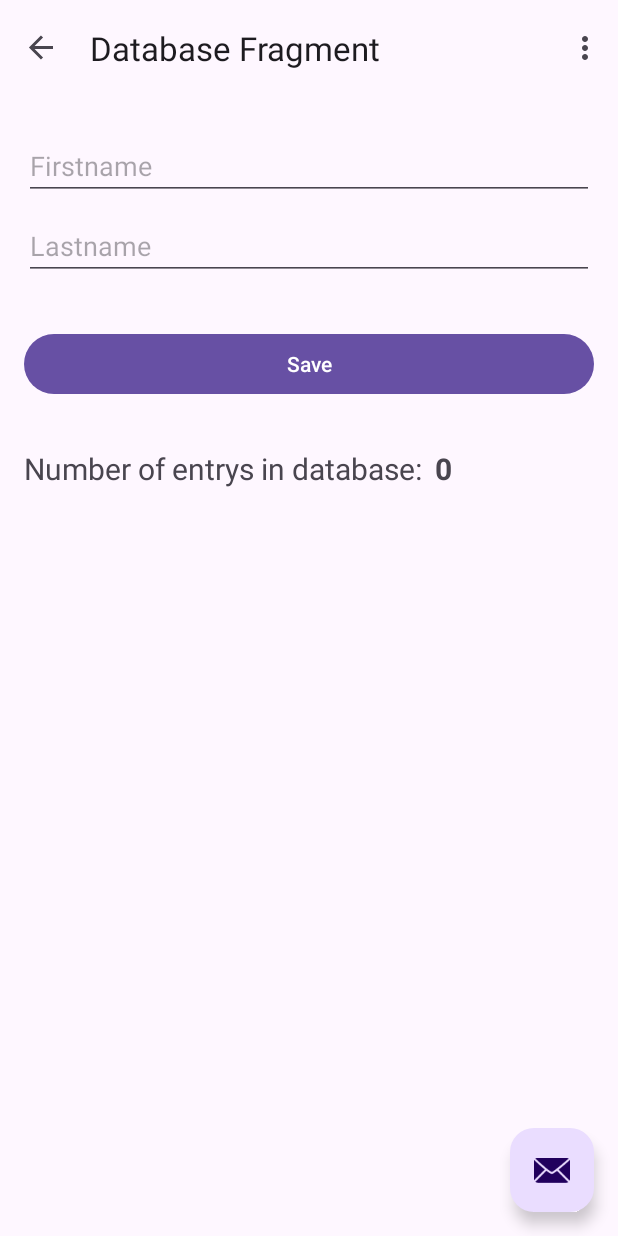
After one commit to RikiiB/mae, an Android app: the DatabaseFragment screen opened through its navigation route, on a phone screen of 412 x 824 dp. The commit adds this screen. Run offline under Robolectric (Android 15) with nearby library versions, the phone set to English and light mode, and no system bars; our stand-ins replace navigation-ui.

Commit message:
CursorAdapter and OpenHelper

```diff
--- /dev/null
+++ b/app/src/main/java/hsw/riki/mae/DatabaseFragment.java
@@ -0,0 +1,63 @@
+package hsw.riki.mae;
+
+import android.os.Bundle;
+import android.view.LayoutInflater;
+import android.view.View;
+import android.view.ViewGroup;
+import androidx.annotation.NonNull;
+import androidx.annotation.Nullable;
+import androidx.fragment.app.Fragment;
+import hsw.riki.mae.adapter.ContactCursorAdapter;
+import hsw.riki.mae.databinding.FragmentDatabaseBinding;
+import hsw.riki.mae.util.helper.ContactOpenHelper;
+
+public class DatabaseFragment extends Fragment {
+  private FragmentDatabaseBinding binding;
+  private ContactOpenHelper helper;
+  private ContactCursorAdapter adapter;
+
+  @Nullable
+  @Override
+  public View onCreateView(
+      @NonNull LayoutInflater inflater,
+      @Nullable ViewGroup container,
+      @Nullable Bundle savedInstanceState) {
+    binding = FragmentDatabaseBinding.inflate(inflater, container, false);
+    return binding.getRoot();
+  }
+
+  @Override
+  public void onCreate(@Nullable Bundle savedInstanceState) {
+    super.onCreate(savedInstanceState);
+    adapter = new ContactCursorAdapter(requireContext());
+  }
+
+  @Override
+  public void onViewCreated(@NonNull View view, @Nullable Bundle savedInstanceState) {
+    super.onViewCreated(view, savedInstanceState);
+
+    helper = new ContactOpenHelper(requireContext());
+
+    binding.saveDbEntryButton.setOnClickListener(
+        v -> {
+          String firstname = binding.firstnameInput.getText().toString();
+          String lastname = binding.lastnameInput.getText().toString();
+          insert(firstname, lastname);
+        });
+    load();
+  }
+
+  private void load() {
+    int sum = helper.count();
+    //    int sum = values.values().stream().mapToInt(v -> v).sum();
+
+    binding.numberOfEntrysVar.setText(Integer.toString(sum));
+  }
+
+  private void insert(String firstname, String lastname) {
+    helper.insert(firstname, lastname);
+    load();
+  }
+
+  private void showNamesFromDb() {}
+}
--- a/app/src/main/java/hsw/riki/mae/FirstFragment.java
+++ b/app/src/main/java/hsw/riki/mae/FirstFragment.java
@@ -120,6 +120,18 @@ public class FirstFragment extends Fragment {
               .navigate(FirstFragmentDirections.actionFirstFragmentToDatenspeicherFragment());
         });
 
+    binding.databaseButton.setOnClickListener(
+        v -> {
+          NavHostFragment.findNavController(FirstFragment.this)
+              .navigate(FirstFragmentDirections.actionFirstFragmentToDatabaseFragment());
+        });
+
+    binding.databaseListButton.setOnClickListener(
+        v -> {
+          NavHostFragment.findNavController(FirstFragment.this)
+              .navigate(FirstFragmentDirections.actionFirstFragmentToDatabaseListFragment());
+        });
+
     if (requireActivity().getIntent().getExtras() != null
         && requireActivity().getIntent().getExtras().containsKey("hsw.riki.mae.msg")) {
       Toast.makeText(
--- /dev/null
+++ b/app/src/main/java/hsw/riki/mae/adapter/ContactCursorAdapter.java
@@ -0,0 +1,27 @@
+package hsw.riki.mae.adapter;
+
+import android.content.Context;
+import android.database.Cursor;
+import android.view.LayoutInflater;
+import android.view.View;
+import android.view.ViewGroup;
+import android.widget.CursorAdapter;
+import hsw.riki.mae.databinding.FragmentDatabaseListItemBinding;
+
+public class ContactCursorAdapter extends CursorAdapter {
+  public ContactCursorAdapter(Context context) {
+    super(context, null, 0);
+  }
+
+  @Override
+  public View newView(Context context, Cursor cursor, ViewGroup parent) {
+    return FragmentDatabaseListItemBinding.inflate(LayoutInflater.from(context)).getRoot();
+  }
+
+  @Override
+  public void bindView(View view, Context context, Cursor cursor) {
+    FragmentDatabaseListItemBinding binding = FragmentDatabaseListItemBinding.bind(view);
+    binding.firstname.setText(cursor.getString(1));
+    binding.lastname.setText(cursor.getString(2));
+  }
+}
--- /dev/null
+++ b/app/src/main/java/hsw/riki/mae/util/helper/ContactOpenHelper.java
@@ -0,0 +1,73 @@
+package hsw.riki.mae.util.helper;
+
+import android.content.ContentValues;
+import android.content.Context;
+import android.database.Cursor;
+import android.database.sqlite.SQLiteDatabase;
+import android.database.sqlite.SQLiteOpenHelper;
+import android.util.Log;
+import java.util.HashMap;
+import java.util.Map;
+
+public class ContactOpenHelper extends SQLiteOpenHelper {
+  public ContactOpenHelper(Context context) {
+    super(context, "ContactDB", null, 1);
+  }
+
+  @Override
+  public void onCreate(SQLiteDatabase db) {
+    db.execSQL(
+        "CREATE TABLE contacts (_id INTEGER PRIMARY KEY, firstname CHAR(255), lastname CHAR(255))");
+  }
+
+  @Override
+  public void onUpgrade(SQLiteDatabase db, int oldVersion, int newVersion) {
+    Log.d(getClass().getSimpleName(), "Upgrades werden nicht unterstützt.");
+  }
+
+  public void insert(String firstname, String lastname) {
+    ContentValues values = new ContentValues();
+    values.put("firstname", String.valueOf(firstname));
+    values.put("lastname", String.valueOf(lastname));
+    getWritableDatabase().insert("contacts", null, values);
+  }
+
+  public int count() {
+    Cursor cursor =
+        getReadableDatabase()
+            .query("contacts", new String[] {"COUNT(_id)"}, null, null, null, null, null);
+
+    /*Map<String, Integer> result = new HashMap<>();
+    while (cursor.moveToNext()) {
+      result.put(cursor.getString(1), cursor.getInt(0));
+    }*/
+    cursor.moveToNext();
+    int sum = cursor.getInt(0);
+    cursor.close();
+    return sum;
+  }
+
+  public Map<String, Integer> select() {
+    Cursor cursor =
+        getReadableDatabase()
+            .query(
+                "contacts",
+                new String[] {"COUNT(_id), firstname, lastname"},
+                null,
+                null,
+                null,
+                null,
+                null);
+
+    Map<String, Integer> result = new HashMap<>();
+    while (cursor.moveToNext()) {
+      result.put(cursor.getString(1), cursor.getInt(0));
+    }
+    cursor.close();
+    return result;
+  }
+
+  public Cursor selectCursor() {
+    return getReadableDatabase().query("contacts", null, null, null, null, null, null);
+  }
+}
--- a/app/src/main/java/hsw/riki/mae/oberserver/ViewsLifecycleObserver.java
+++ b/app/src/main/java/hsw/riki/mae/util/oberserver/ViewsLifecycleObserver.java
@@ -1,4 +1,4 @@
-package hsw.riki.mae.oberserver;
+package hsw.riki.mae.util.oberserver;
 
 import androidx.annotation.NonNull;
 import androidx.lifecycle.DefaultLifecycleObserver;
--- /dev/null
+++ b/app/src/main/res/layout/fragment_database.xml
@@ -0,0 +1,83 @@
+<?xml version="1.0" encoding="utf-8"?>
+<androidx.constraintlayout.widget.ConstraintLayout xmlns:android="http://schemas.android.com/apk/res/android"
+        xmlns:app="http://schemas.android.com/apk/res-auto"
+        xmlns:tools="http://schemas.android.com/tools"
+        android:layout_width="match_parent"
+        android:layout_height="match_parent"
+        tools:context=".DatabaseFragment">
+
+    <View
+            android:layout_width="wrap_content"
+            android:layout_height="wrap_content"
+            android:id="@+id/namesView"
+            app:layout_constraintTop_toBottomOf="@+id/numberOfEntrysText"
+            android:layout_marginTop="16dp"
+            app:layout_constraintStart_toStartOf="parent"
+            app:layout_constraintEnd_toEndOf="parent"
+            android:layout_marginStart="16dp"
+            android:layout_marginEnd="16dp" />
+
+    <TextView
+            android:layout_width="wrap_content"
+            android:layout_height="wrap_content"
+            android:id="@+id/numberOfEntrysVar"
+            app:layout_constraintTop_toBottomOf="@+id/saveDbEntryButton"
+            android:layout_marginTop="32dp"
+            app:layout_constraintStart_toEndOf="@+id/numberOfEntrysText"
+            android:layout_marginStart="8dp"
+            android:textSize="20sp"
+            android:textStyle="bold" />
+
+    <TextView
+            android:text="Number of entrys in database:"
+            android:layout_width="wrap_content"
+            android:layout_height="wrap_content"
+            android:id="@+id/numberOfEntrysText"
+            app:layout_constraintTop_toBottomOf="@+id/saveDbEntryButton"
+            android:layout_marginTop="32dp"
+            app:layout_constraintStart_toStartOf="parent"
+            android:layout_marginStart="16dp"
+            android:textSize="20sp" />
+
+    <Button
+            android:text="Save"
+            android:layout_width="match_parent"
+            android:layout_height="wrap_content"
+            android:id="@+id/saveDbEntryButton"
+            app:layout_constraintStart_toStartOf="parent"
+            android:layout_marginStart="16dp"
+            app:layout_constraintEnd_toEndOf="parent"
+            android:layout_marginEnd="16dp"
+            app:layout_constraintTop_toBottomOf="@+id/lastnameInput"
+            android:layout_marginTop="32dp" />
+
+    <EditText
+            android:layout_width="match_parent"
+            android:layout_height="wrap_content"
+            android:inputType="text"
+            android:ems="10"
+            android:id="@+id/firstnameInput"
+            app:layout_constraintTop_toTopOf="parent"
+            android:layout_marginTop="24dp"
+            app:layout_constraintStart_toStartOf="parent"
+            app:layout_constraintHorizontal_bias="0.5"
+            app:layout_constraintEnd_toEndOf="parent"
+            android:layout_marginStart="16dp"
+            android:layout_marginEnd="16dp"
+            android:hint="Firstname" />
+
+    <EditText
+            android:layout_width="match_parent"
+            android:layout_height="wrap_content"
+            android:inputType="text"
+            android:ems="10"
+            android:id="@+id/lastnameInput"
+            app:layout_constraintTop_toBottomOf="@+id/firstnameInput"
+            android:layout_marginTop="8dp"
+            app:layout_constraintStart_toStartOf="parent"
+            app:layout_constraintHorizontal_bias="0.5"
+            app:layout_constraintEnd_toEndOf="parent"
+            android:layout_marginStart="16dp"
+            android:layout_marginEnd="16dp"
+            android:hint="Lastname" />
+</androidx.constraintlayout.widget.ConstraintLayout>
--- a/app/src/main/res/navigation/nav_graph.xml
+++ b/app/src/main/res/navigation/nav_graph.xml
@@ -32,6 +32,12 @@
         <action
                 android:id="@+id/action_FirstFragment_to_datenspeicherFragment"
                 app:destination="@id/datenspeicherFragment" />
+        <action
+                android:id="@+id/action_FirstFragment_to_databaseFragment"
+                app:destination="@id/databaseFragment" />
+        <action
+                android:id="@+id/action_FirstFragment_to_databaseListFragment"
+                app:destination="@id/databaseListFragment" />
     </fragment>
     <fragment
             android:id="@+id/SecondFragment"
@@ -116,4 +122,22 @@
                 android:id="@+id/action_datenspeicherFragment_to_FirstFragment"
                 app:destination="@id/FirstFragment" />
     </fragment>
+    <fragment
+            android:id="@+id/databaseFragment"
+            android:name="hsw.riki.mae.DatabaseFragment"
+            android:label="Database Fragment"
+            tools:layout="@layout/fragment_database">
+        <action
+                android:id="@+id/action_databaseFragment_to_FirstFragment"
+                app:destination="@id/FirstFragment" />
+    </fragment>
+    <fragment
+            android:id="@+id/databaseListFragment"
+            android:name="hsw.riki.mae.DatabaseListFragment"
+            android:label="Name List"
+            tools:layout="@layout/fragment_database_list">
+        <action
+                android:id="@+id/action_databaseListFragment_to_FirstFragment"
+                app:destination="@id/FirstFragment" />
+    </fragment>
 </navigation>
```
Also changed, not shown: app/src/main/java/hsw/riki/mae/DatabaseListFragment.java (added, +35 -0 lines), app/src/main/res/layout/fragment_database_list.xml (added, +13 -0 lines), app/src/main/res/layout/fragment_database_list_item.xml (added, +22 -0 lines), app/src/main/res/layout/fragment_first.xml (+18 -0 lines).
